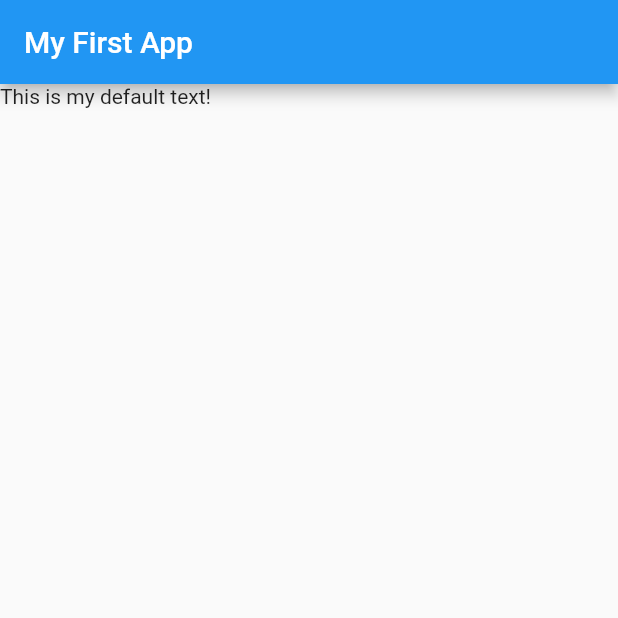
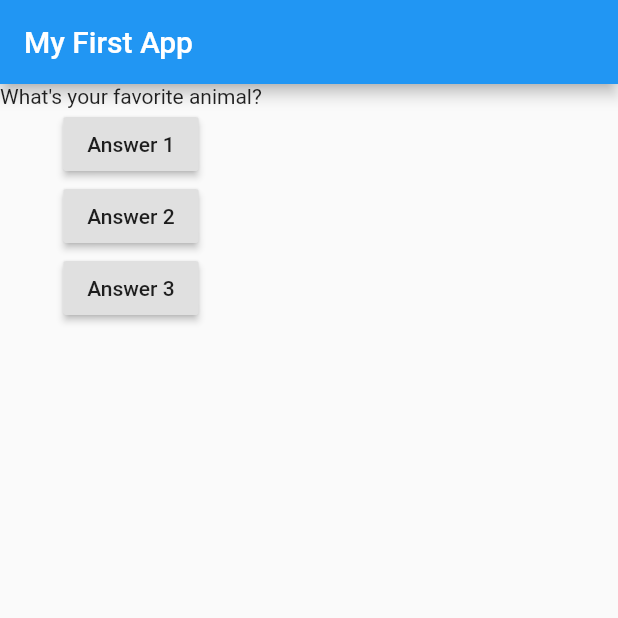
Before and after one commit to benjaminykim/flutter-basic-example, a Flutter app: the screen it shows after launch, on a phone screen of 412 x 824 dp, the top half of it. Run offline on Flutter 3.47's test engine with Material 2 defaults, Android fonts, the phone set to English and light mode, and no system bars.

```diff
--- a/lib/main.dart
+++ b/lib/main.dart
@@ -2,12 +2,56 @@ import 'package:flutter/material.dart';
 
 void main() => runApp(MyApp());
 
-class MyApp extends StatelessWidget {
+class MyApp extends StatefulWidget {
+
+  @override
+  State<StatefulWidget> createState() {
+    return _MyAppState();
+  }
+}
+
+class _MyAppState extends State<MyApp> {
+  var _questionIndex = 0;
+  var questions = [
+      'What\'s your favorite animal?',
+      'What\'s your favorite meal?',
+  ];
+
+  void _answerQuestion() {
+    setState(() {
+      _questionIndex = _questionIndex + 1;
+      if (_questionIndex >= 2) {
+        _questionIndex = 0;
+      }
+    });
+    print(_questionIndex);
+  }
+
   @override
   Widget build(BuildContext context) {
-    return MaterialApp(home: Scaffold(
-      appBar: AppBar(title: Text("My First App"),),
-      body: Text("This is my default text!"),
-    ),);
+    return MaterialApp(
+      home: Scaffold(
+        appBar: AppBar(
+          title: Text("My First App"),
+        ),
+        body: Column(children: <Widget>[
+          Text(questions.elementAt(_questionIndex)),
+          RaisedButton(
+            child: Text('Answer 1'),
+            onPressed: _answerQuestion,
+          ),
+          RaisedButton(
+            child: Text('Answer 2'),
+            onPressed: () => print('Answer 2 chosen!'),
+          ),
+          RaisedButton(
+            child: Text('Answer 3'),
+            onPressed: () {
+              print('Answer 3 chosen!');
+            },
+          ),
+        ]),
+      ),
+    );
   }
 }
```
